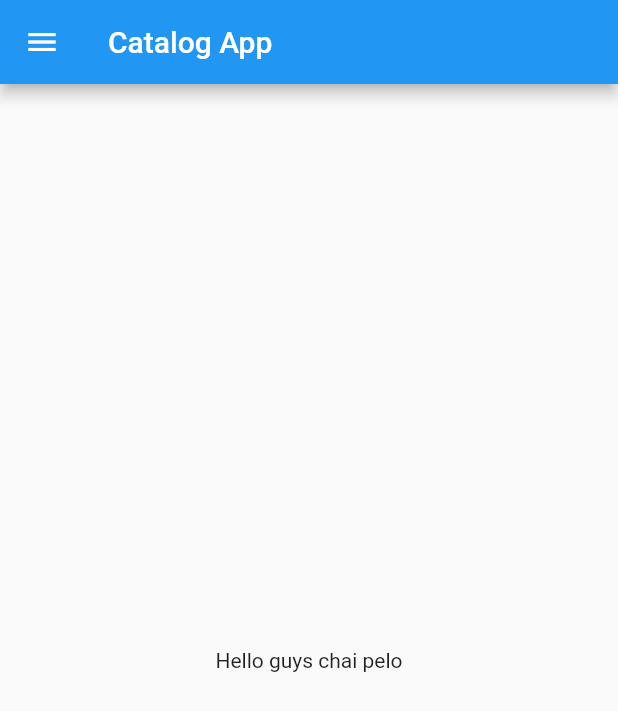
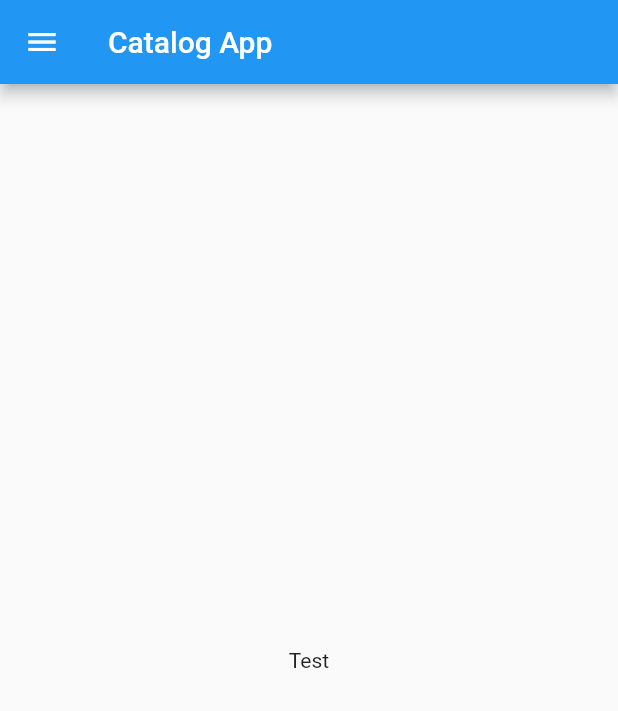
Before and after one commit to NeerJ4042/Flutter_Application, a Flutter app: the screen it shows after launch, on a phone screen of 412 x 824 dp. Shown: the top 711 px of the screen. Run offline on Flutter 3.47's test engine with Material 2 defaults, Android fonts, the phone set to English and light mode, and no system bars.

Commit message:
commit 1

```diff
--- a/lib/Home.dart
+++ b/lib/Home.dart
@@ -10,7 +10,7 @@ class Home extends StatelessWidget {
       ),
       body: Center(
         child: Container(
-          child: Text('Hello guys chai pelo'),
+          child: Text('Test'),
         )
       ),
       drawer: Drawer(),
--- a/lib/main.dart
+++ b/lib/main.dart
@@ -1,5 +1,4 @@
 import 'package:flutter/material.dart';
-
 import 'Home.dart';
 
 void main() {
```
